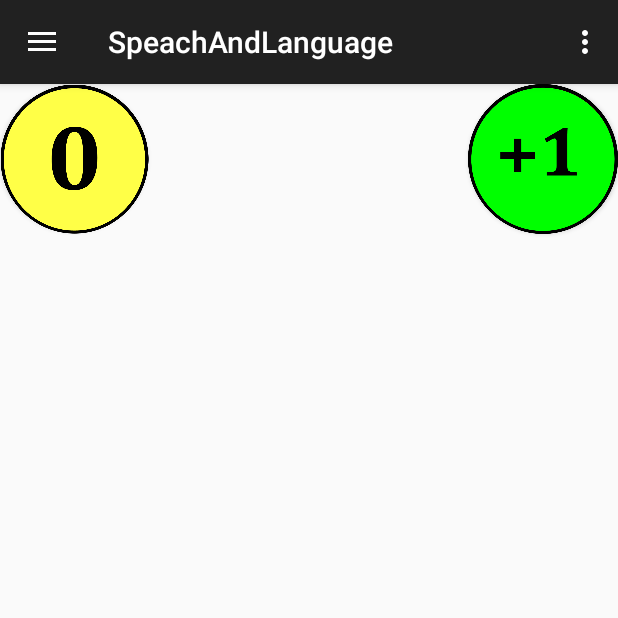
After one commit to KarlClark/SpeechAndLanguageRepo, an Android app: the fragment PrepositionsFragment_fm placed in its activity, on a phone screen of 412 x 824 dp, the top half of it. The commit adds this screen. Run offline under Robolectric (Android 15) with nearby library versions, the phone set to English and light mode, and no system bars.

Commit message:
add test fragment started by clicking a group in the slide out drawer.

```diff
--- a/app/src/main/java/com/neuroleap/speachandlanguage/FlowControlActivity.java
+++ b/app/src/main/java/com/neuroleap/speachandlanguage/FlowControlActivity.java
@@ -3,6 +3,7 @@ package com.neuroleap.speachandlanguage;
 import android.database.Cursor;
 import android.database.sqlite.SQLiteDatabase;
 import android.os.Bundle;
+import android.support.v4.app.FragmentManager;
 import android.support.v4.widget.DrawerLayout;
 import android.support.v7.app.ActionBarActivity;
 import android.support.v7.app.ActionBarDrawerToggle;
@@ -16,6 +17,7 @@ import com.neuroleap.speachandlanguage.Data.ScreeningContract.PicturesEntry;
 import com.neuroleap.speachandlanguage.Data.ScreeningContract.QuestionCategoriesEntry;
 import com.neuroleap.speachandlanguage.Data.ScreeningContract.QuestionsEntry;
 import com.neuroleap.speachandlanguage.Data.ScreeningDbHelper;
+import com.neuroleap.speachandlanguage.Fragments.PrepositionsFragment_fm;
 import com.neuroleap.speachandlanguage.Models.Question;
 import com.neuroleap.speachandlanguage.Models.QuestionCategory;
 
@@ -33,7 +35,8 @@ public class FlowControlActivity extends ActionBarActivity {
     private DrawerLayout mDrawerLayout;
     private ExpandableListView mDrawerList;
     private ActionBarDrawerToggle mDrawerToggle;
-    DrawerListAdapter drawerListAdapter;
+    DrawerListAdapter mDrawerListAdapter;
+    private FragmentManager mFragmentManager=getSupportFragmentManager();
 
     private static final int ENGLISH = 0;
     private static final int SPANISH = 1;
@@ -135,13 +138,21 @@ public class FlowControlActivity extends ActionBarActivity {
         getSupportActionBar().setDisplayHomeAsUpEnabled(true);
 
         // Set the adapter for the list view
-        drawerListAdapter = new DrawerListAdapter(this,mQuestionCategories, mQuestions);
-        mDrawerList.setAdapter(drawerListAdapter);
+        mDrawerListAdapter = new DrawerListAdapter(this,mQuestionCategories, mQuestions);
+        mDrawerList.setAdapter(mDrawerListAdapter);
 
         mDrawerList.setOnGroupClickListener(new ExpandableListView.OnGroupClickListener() {
             @Override
             public boolean onGroupClick(ExpandableListView parent, View v, int groupPosition, long id) {
                 Log.i (TAG ,"Group click category= " + mQuestionCategories.get(groupPosition).getText());
+                String[] columns = new String[] {QuestionCategoriesEntry.FACILITATOR_MODE_FRAGMENT, QuestionCategoriesEntry.STUDENT_MODE_FRAGMENT};
+                Cursor categoryCursor = mDb.query(QuestionCategoriesEntry.TABLE_NAME, columns, "_ID="+id, null, null, null, null);
+                categoryCursor.moveToNext();
+                Log.i(TAG, "Facilitator fragment= " + categoryCursor.getString(0) + "   Student Fragment= " + categoryCursor.getString(1));
+                if (mFragmentManager.findFragmentById(R.id.fragmentContainer) == null ) {
+                    PrepositionsFragment_fm frag = new PrepositionsFragment_fm();
+                    mFragmentManager.beginTransaction().add(R.id.fragmentContainer, frag, "TAG").commit();
+                }
                 return false;
             }
         });
--- /dev/null
+++ b/app/src/main/java/com/neuroleap/speachandlanguage/Fragments/PrepositionsFragment_fm.java
@@ -0,0 +1,43 @@
+package com.neuroleap.speachandlanguage.Fragments;
+
+import android.os.Bundle;
+import android.support.annotation.Nullable;
+import android.support.v4.app.Fragment;
+import android.util.Log;
+import android.view.LayoutInflater;
+import android.view.View;
+import android.view.ViewGroup;
+import android.widget.Button;
+
+import com.neuroleap.speachandlanguage.R;
+
+/**
+ * Created by Karl on 3/21/2015.
+ */
+public class PrepositionsFragment_fm extends Fragment {
+    private static final String TAG ="## My Info ##";
+    Button mBtnOne, mBtnZero;
+
+    @Override
+    public View onCreateView(LayoutInflater inflater, @Nullable ViewGroup container, @Nullable Bundle savedInstanceState) {
+        View v = inflater.inflate(R.layout.fragment_prepositions_fm, container,false);
+        mBtnOne=(Button)v.findViewById(R.id.btnOne);
+        mBtnOne.setOnClickListener(new View.OnClickListener() {
+            @Override
+            public void onClick(View v) {
+                Log.i(TAG, "One button clicked");
+            }
+        });
+
+        mBtnZero=(Button)v.findViewById(R.id.btnZero);
+        mBtnZero.setOnClickListener(new View.OnClickListener() {
+            @Override
+            public void onClick(View v) {
+                Log.i(TAG, "Zero button clicked");
+            }
+        });
+
+        return v;
+    }
+
+}
--- a/app/src/main/res/layout/activity_flow_control.xml
+++ b/app/src/main/res/layout/activity_flow_control.xml
@@ -5,7 +5,7 @@
     android:layout_height="match_parent">
 
     <FrameLayout
-        android:id="@+id/frContent"
+        android:id="@+id/fragmentContainer"
         android:layout_width="match_parent"
         android:layout_height="match_parent" />
 
--- /dev/null
+++ b/app/src/main/res/layout/fragment_prepositions_fm.xml
@@ -0,0 +1,22 @@
+<?xml version="1.0" encoding="utf-8"?>
+<RelativeLayout xmlns:android="http://schemas.android.com/apk/res/android"
+    android:layout_width="match_parent" android:layout_height="match_parent">
+
+    <Button
+        android:layout_width="100dp"
+        android:layout_height="100dp"
+        android:id="@+id/btnZero"
+        android:layout_alignParentTop="true"
+        android:layout_alignParentLeft="true"
+        android:layout_alignParentStart="true"
+        android:background="@drawable/button_0" />
+
+    <Button
+        android:layout_width="100dp"
+        android:layout_height="100dp"
+        android:id="@+id/btnOne"
+        android:background="@drawable/button_1"
+        android:layout_alignParentTop="true"
+        android:layout_alignParentRight="true"
+        android:layout_alignParentEnd="true" />
+</RelativeLayout>
```
